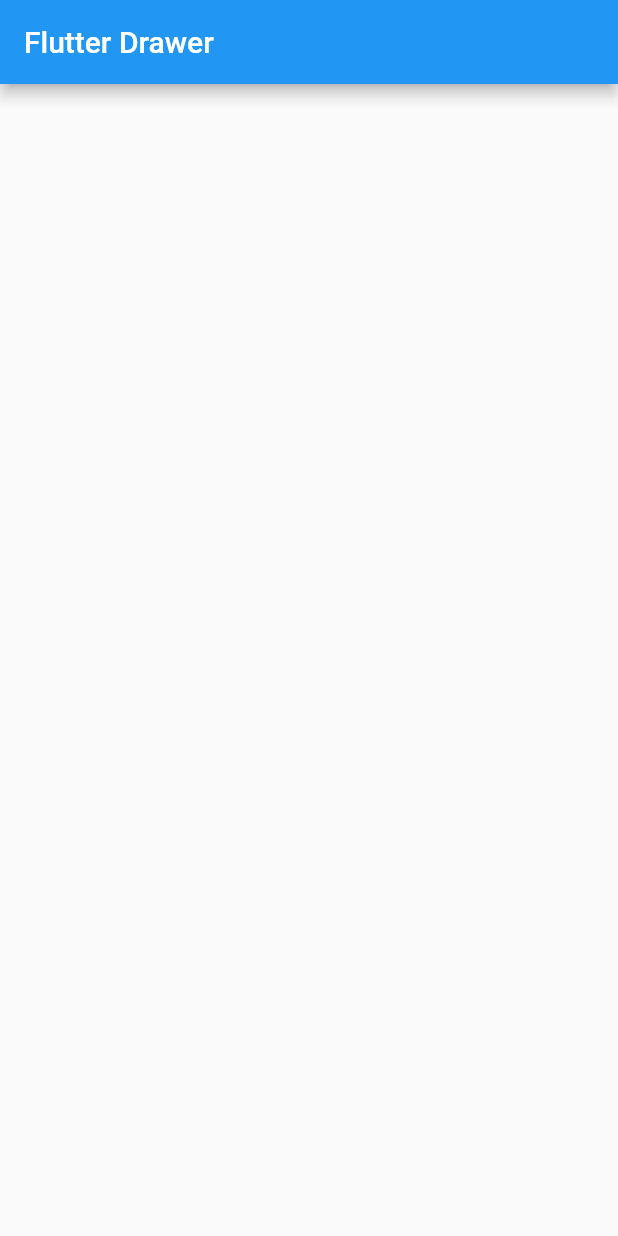
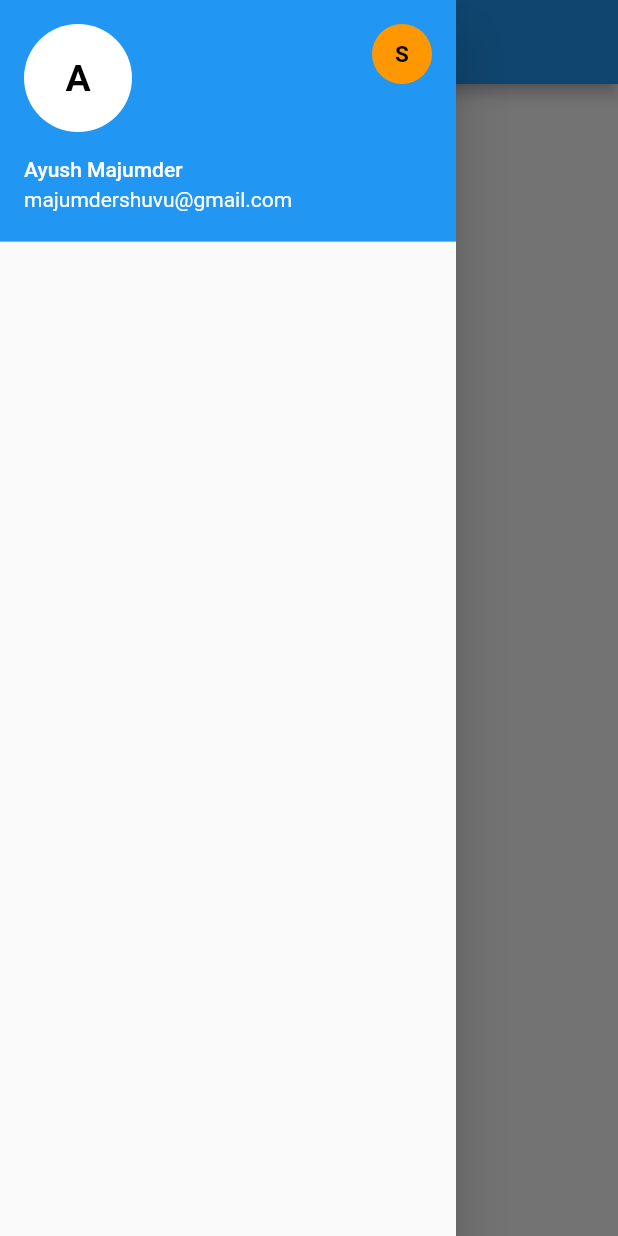
Before and after one commit to ayushmaz/flutter_drawer_app, a Flutter app: the screen it shows after launch, with the side drawer open (before the commit the screen has no drawer), on a phone screen of 412 x 824 dp. Run offline on Flutter 3.47's test engine with Material 2 defaults, Android fonts, the phone set to English and light mode, and no system bars.

Commit message:
Adding a drawer and a user account header

```diff
--- a/lib/main.dart
+++ b/lib/main.dart
@@ -11,6 +11,38 @@ class MyApp extends StatelessWidget {
         appBar: AppBar(
           title: Text("Flutter Drawer"),
         ),
+        drawer: Drawer(
+          child: ListView(
+            children: <Widget>[
+              UserAccountsDrawerHeader(
+                accountName: Text("Ayush Majumder"),
+                accountEmail: Text("majumdershuvu@gmail.com"),
+                currentAccountPicture: CircleAvatar(
+                  backgroundColor: Colors.white,
+                  child: Text(
+                    "A",
+                    style: TextStyle(
+                        color: Colors.black,
+                        fontWeight: FontWeight.bold,
+                        fontSize: 25.0),
+                  ),
+                ),
+                otherAccountsPictures: <Widget>[
+                  CircleAvatar(
+                    backgroundColor: Colors.orange,
+                    child: Text(
+                      "S",
+                      style: TextStyle(
+                          color: Colors.black,
+                          fontWeight: FontWeight.bold,
+                          fontSize: 15.0),
+                    ),
+                  ),
+                ],
+              ),
+            ],
+          ),
+        ),
       ),
     );
   }
```
